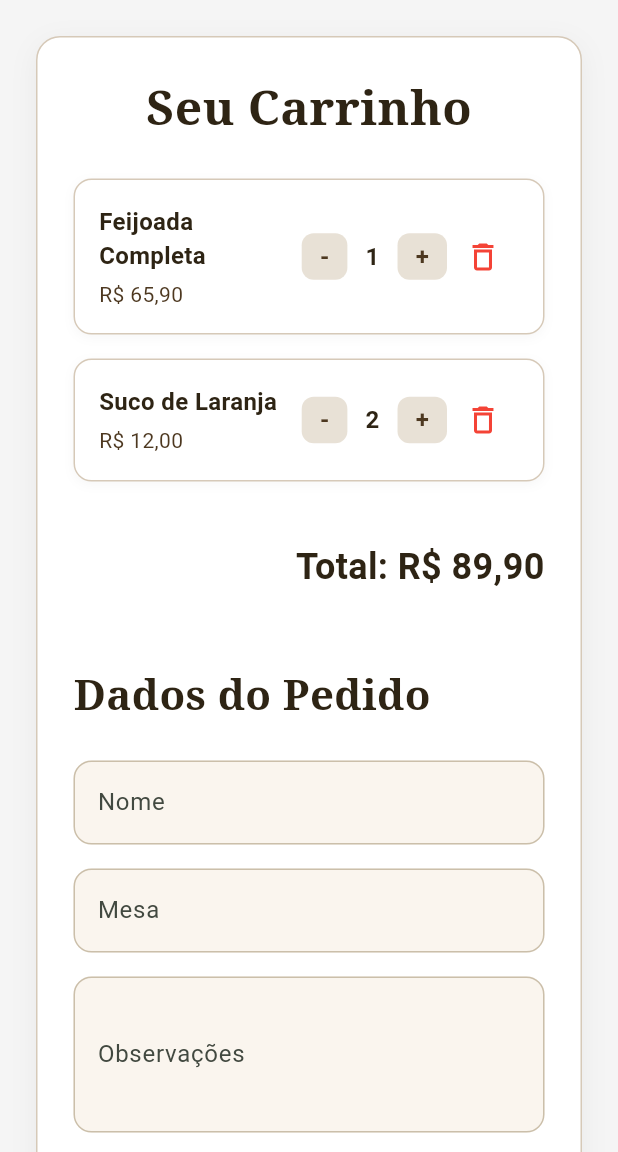
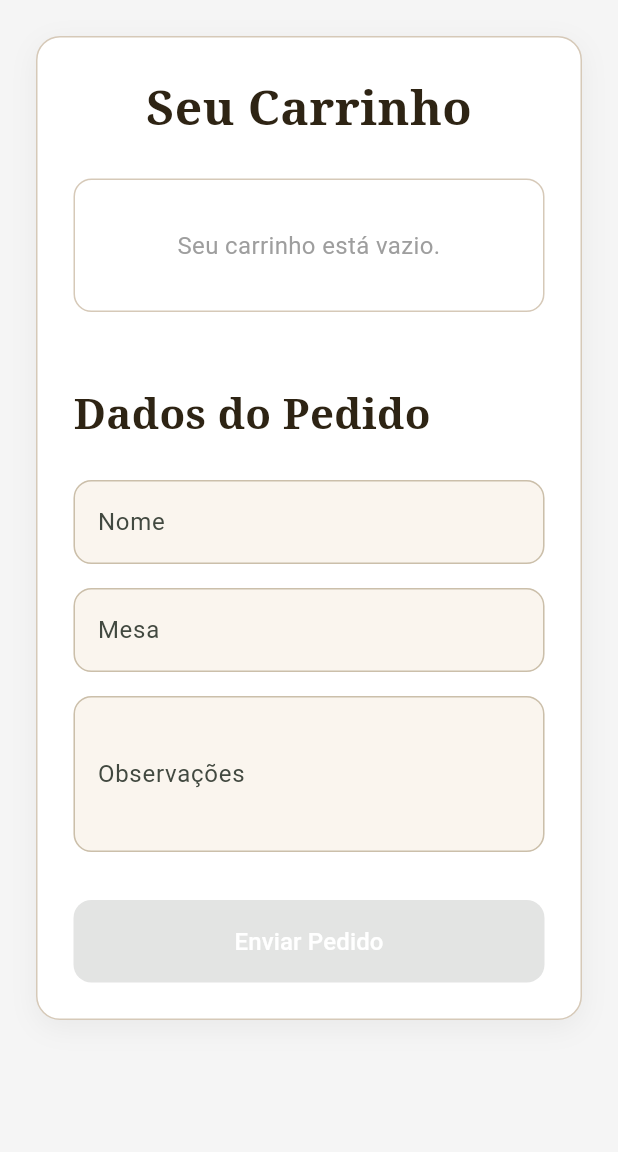
Before and after one commit to EduardoTomazini/rancho_paracatu_mobile, a Flutter app: the CheckoutScreen screen opened by its route, on a phone screen of 412 x 824 dp, the part 84-1236 px from its top. Run offline on Flutter 3.47's test engine with Material 3 defaults, Android fonts, the phone set to English and light mode, and no system bars; network calls fail.

Commit message:
feat: integrate dynamic cart and checkout (Step D)
- Connect CheckoutScreen to CarrinhoProvider

- Enable real-time total calculation and item management

- Implement dynamic order ID generation on checkout success

```diff
--- a/lib/screens/checkout.dart
+++ b/lib/screens/checkout.dart
@@ -1,6 +1,10 @@
+import 'dart:math';
 import 'package:flutter/material.dart';
+import 'package:provider/provider.dart';
 import 'core/theme/app_colors.dart';
 import '../widgets/custom_drawer.dart';
+import '../providers/carrinho_provider.dart';
+import '../models/cart_item.dart';
 
 class CheckoutScreen extends StatefulWidget {
   const CheckoutScreen({super.key});
@@ -10,7 +14,6 @@ class CheckoutScreen extends StatefulWidget {
 }
 
 class _CheckoutScreenState extends State<CheckoutScreen> {
-
   final Color corTitulo = const Color(0xFF2E2414);
   final Color corSubtitulo = const Color(0xFF4D3820);
   final Color corBorda = const Color(0xFFD6C9B8);
@@ -19,67 +22,34 @@ class _CheckoutScreenState extends State<CheckoutScreen> {
   final Color corBordaInput = const Color(0xFFCBBFAA);
   final Color corBotaoEnviar = const Color(0xFF4D3820);
 
-
   final TextEditingController _nomeController = TextEditingController();
   final TextEditingController _mesaController = TextEditingController();
   final TextEditingController _mensagemController = TextEditingController();
 
-
   bool _sending = false;
 
+  void _enviarPedido(CarrinhoProvider carrinho) async {
+    FocusScope.of(context).unfocus();
+    setState(() => _sending = true);
 
-  List<Map<String, dynamic>> _itens = [
-    {'name': 'Feijoada Completa', 'price': 65.90, 'qty': 1},
-    {'name': 'Suco de Laranja', 'price': 12.00, 'qty': 2},
-  ];
+    // Simulando tempo de requisição de rede para envio do pedido (Cumpre RF009)
+    await Future.delayed(const Duration(seconds: 2));
+    setState(() => _sending = false);
 
+    String mesaDigitada = _mesaController.text.isNotEmpty ? _mesaController.text : 'Não informada';
 
-  double get _total => _itens.fold(0, (soma, item) => soma + (item['price'] * item['qty']));
+    // Gerador de número de pedido dinâmico (não é mais fixo)
+    String numeroPedido = 'PED-${Random().nextInt(9000) + 1000}';
 
+    // Limpa o carrinho global após o envio
+    carrinho.limparCarrinho();
 
-  void _aumentar(Map<String, dynamic> item) {
-    setState(() => item['qty']++);
-  }
-
-  void _diminuir(Map<String, dynamic> item) {
-    if (item['qty'] > 1) {
-      setState(() => item['qty']--);
+    if (mounted) {
+      _mostrarModalConfirmacao(mesaDigitada, numeroPedido);
     }
   }
 
-  void _remover(Map<String, dynamic> item) {
-    setState(() => _itens.remove(item));
-  }
-
-  void _limparCarrinho() {
-    setState(() => _itens.clear());
-  }
-
-
-  void _enviarPedido() async {
-
-    FocusScope.of(context).unfocus();
-
-    setState(() => _sending = true);
-
-
-    await Future.delayed(const Duration(seconds: 2));
-
-    setState(() => _sending = false);
-
-
-    String mesaDigitada = _mesaController.text.isNotEmpty ? _mesaController.text : 'Não informada';
-
-
-    _limparCarrinho();
-
-
-    if (mounted) {
-      _mostrarModalConfirmacao(mesaDigitada);
-    }
-  }
-
-  void _mostrarModalConfirmacao(String mesa) {
+  void _mostrarModalConfirmacao(String mesa, String numeroPedido) {
     showDialog(
       context: context,
       barrierDismissible: false,
@@ -100,7 +70,7 @@ class _CheckoutScreenState extends State<CheckoutScreen> {
                 const SizedBox(height: 20),
                 Text('Número do Pedido:', style: TextStyle(fontSize: 18, color: corSubtitulo)),
                 const SizedBox(height: 4),
-                Text('PED-8945', style: TextStyle(fontSize: 24, fontWeight: FontWeight.bold, color: corTitulo)),
+                Text(numeroPedido, style: TextStyle(fontSize: 24, fontWeight: FontWeight.bold, color: corTitulo)),
                 const SizedBox(height: 12),
                 Text('Mesa: $mesa', style: TextStyle(fontSize: 18, fontWeight: FontWeight.bold, color: corSubtitulo)),
                 const SizedBox(height: 32),
@@ -136,7 +106,13 @@ class _CheckoutScreenState extends State<CheckoutScreen> {
       ),
       drawer: const CustomDrawer(),
 
-      body: SingleChildScrollView(
+      // Consumer injeta o estado do carrinho nesta tela em tempo real
+      body: Consumer<CarrinhoProvider>(
+        builder: (context, carrinho, child) {
+          final itens = carrinho.itens.values.toList();
+          final total = carrinho.valorTotal;
+
+          return SingleChildScrollView(
             padding: const EdgeInsets.all(24.0),
             child: Container(
               padding: const EdgeInsets.all(24),
@@ -144,21 +120,19 @@ class _CheckoutScreenState extends State<CheckoutScreen> {
                 color: Colors.white,
                 borderRadius: BorderRadius.circular(16),
                 border: Border.all(color: corBorda),
-            boxShadow: [
-              BoxShadow(color: Colors.black.withOpacity(0.05), blurRadius: 15, offset: const Offset(0, 5)),
+                boxShadow: const [
+                  BoxShadow(color: Color.fromARGB(13, 0, 0, 0), blurRadius: 15, offset: Offset(0, 5)), // Aviso withOpacity corrigido
                 ],
               ),
               child: Column(
                 crossAxisAlignment: CrossAxisAlignment.start,
                 children: [
-              // Título
                   Center(
                     child: Text('Seu Carrinho', style: TextStyle(fontSize: 32, fontWeight: FontWeight.bold, color: corTitulo, fontFamily: 'serif')),
                   ),
                   const SizedBox(height: 24),
 
-
-              if (_itens.isEmpty)
+                  if (itens.isEmpty)
                     Container(
                       width: double.infinity,
                       padding: const EdgeInsets.all(32),
@@ -174,26 +148,24 @@ class _CheckoutScreenState extends State<CheckoutScreen> {
                       ),
                     ),
 
-              if (_itens.isNotEmpty)
+                  if (itens.isNotEmpty)
                     Column(
-                  children: _itens.map((item) => _buildItemCarrinho(item)).toList(),
+                      children: itens.map((item) => _buildItemCarrinho(item, carrinho)).toList(),
                     ),
 
-
-              if (_itens.isNotEmpty)
+                  if (itens.isNotEmpty)
                     Padding(
                       padding: const EdgeInsets.only(top: 24.0),
                       child: Align(
                         alignment: Alignment.centerRight,
                         child: Text(
-                      'Total: R\$ ${_total.toStringAsFixed(2).replaceAll('.', ',')}',
+                          'Total: R\$ ${total.toStringAsFixed(2).replaceAll('.', ',')}',
                           style: TextStyle(fontSize: 24, fontWeight: FontWeight.bold, color: corTitulo),
                         ),
                       ),
                     ),
 
                   const SizedBox(height: 48),
-
 
                   Text('Dados do Pedido', style: TextStyle(fontSize: 28, fontWeight: FontWeight.bold, color: corTitulo, fontFamily: 'serif')),
                   const SizedBox(height: 24),
@@ -219,13 +191,12 @@ class _CheckoutScreenState extends State<CheckoutScreen> {
 
                   const SizedBox(height: 32),
 
-
                   Column(
                     children: [
                       SizedBox(
                         width: double.infinity,
                         child: ElevatedButton(
-                      onPressed: (_sending || _itens.isEmpty) ? null : _enviarPedido,
+                          onPressed: (_sending || itens.isEmpty) ? null : () => _enviarPedido(carrinho),
                           style: ElevatedButton.styleFrom(
                             backgroundColor: corBotaoEnviar,
                             padding: const EdgeInsets.symmetric(vertical: 16),
@@ -237,14 +208,14 @@ class _CheckoutScreenState extends State<CheckoutScreen> {
                         ),
                       ),
 
-                  if (_itens.isNotEmpty) ...[
+                      if (itens.isNotEmpty) ...[
                         const SizedBox(height: 16),
                         SizedBox(
                           width: double.infinity,
                           child: OutlinedButton(
-                        onPressed: _limparCarrinho,
+                            onPressed: carrinho.limparCarrinho,
                             style: OutlinedButton.styleFrom(
-                          backgroundColor: corBorda, // bg-[#d6c9b8]
+                              backgroundColor: corBorda,
                               side: BorderSide.none,
                               padding: const EdgeInsets.symmetric(vertical: 16),
                               shape: RoundedRectangleBorder(borderRadius: BorderRadius.circular(12)),
@@ -258,13 +229,13 @@ class _CheckoutScreenState extends State<CheckoutScreen> {
                 ],
               ),
             ),
+          );
+        },
       ),
     );
   }
 
-
-
-  Widget _buildItemCarrinho(Map<String, dynamic> item) {
+  Widget _buildItemCarrinho(CartItem item, CarrinhoProvider carrinho) {
     return Container(
       margin: const EdgeInsets.only(bottom: 16),
       padding: const EdgeInsets.all(16),
@@ -272,37 +243,34 @@ class _CheckoutScreenState extends State<CheckoutScreen> {
         color: Colors.white,
         borderRadius: BorderRadius.circular(12),
         border: Border.all(color: corBorda),
-        boxShadow: [
-          BoxShadow(color: Colors.black.withOpacity(0.03), blurRadius: 5, offset: const Offset(0, 2)),
+        boxShadow: const [
+          BoxShadow(color: Color.fromARGB(8, 0, 0, 0), blurRadius: 5, offset: Offset(0, 2)), // Aviso withOpacity corrigido
         ],
       ),
       child: Row(
         mainAxisAlignment: MainAxisAlignment.spaceBetween,
         children: [
-
           Expanded(
             child: Column(
               crossAxisAlignment: CrossAxisAlignment.start,
               children: [
-                Text(item['name'], style: TextStyle(fontWeight: FontWeight.bold, fontSize: 16, color: corTitulo)),
+                Text(item.titulo, style: TextStyle(fontWeight: FontWeight.bold, fontSize: 16, color: corTitulo)),
                 const SizedBox(height: 4),
-                Text('R\$ ${item['price'].toStringAsFixed(2).replaceAll('.', ',')}', style: TextStyle(fontSize: 14, color: corSubtitulo)),
+                Text('R\$ ${item.preco.toStringAsFixed(2).replaceAll('.', ',')}', style: TextStyle(fontSize: 14, color: corSubtitulo)),
               ],
             ),
           ),
-
-
           Row(
             children: [
-              _botaoQtd('-', () => _diminuir(item)),
+              _botaoQtd('-', () => carrinho.decrementarItem(item.id)),
               Padding(
                 padding: const EdgeInsets.symmetric(horizontal: 12.0),
-                child: Text('${item['qty']}', style: TextStyle(fontWeight: FontWeight.bold, fontSize: 16, color: corTitulo)),
+                child: Text('${item.quantidade}', style: TextStyle(fontWeight: FontWeight.bold, fontSize: 16, color: corTitulo)),
               ),
-              _botaoQtd('+', () => _aumentar(item)),
+              _botaoQtd('+', () => carrinho.adicionarItem(item.id, item.titulo, item.preco)),
 
               IconButton(
-                onPressed: () => _remover(item),
+                onPressed: () => carrinho.removerItem(item.id),
                 icon: const Icon(Icons.delete_outline, color: Colors.red),
                 tooltip: 'Remover',
               ),
--- a/lib/services/cardapio_service.dart
+++ b/lib/services/cardapio_service.dart
@@ -2,7 +2,6 @@ import 'dart:convert';
 import 'package:http/http.dart' as http;
 
 class CardapioService {
-  // O seu link RAW do GitHub Gist configurado para funcionar como API
   final String apiUrl = 'https://gist.githubusercontent.com/EduardoTomazini/7e9cce505a662e3998bd5ff283452c37/raw';
 
   Future<List<Map<String, dynamic>>> fetchProdutos() async {
```
Also changed, not shown: lib/screens/cardapio.dart (+80 -28 lines). Lines whose indentation alone changed are shown as unchanged.
